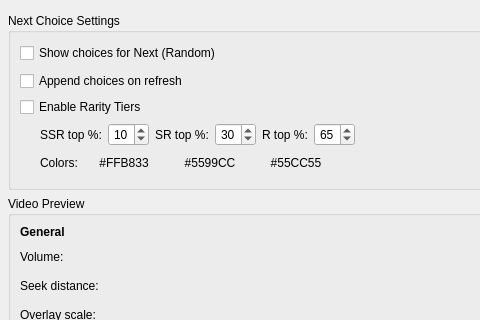
This is MediaManager/src/QtClasses/UI/Form Files/SettingsDialog.ui in PaunescuAndrei/MediaManager as Qt 5 draws it before an edit; both pictures show x 151 to 631 and y 0 to 320 of the 900 by 700 pixel window. The edited form follows.
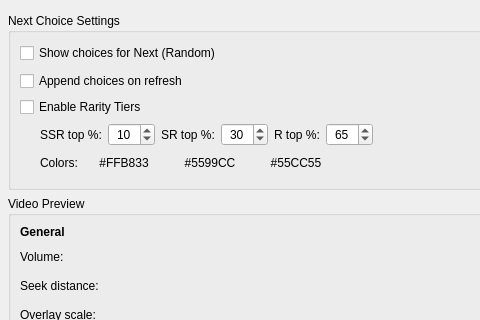
This is the edited form. The open tabs and pages were chosen to show the change. Custom widgets are drawn as their Qt base class.

Commit message: feat: stable rarity tiers with full-category pool, UI guardrails, and deduplicated pipeline

```diff
--- a/MediaManager/src/QtClasses/UI/Form Files/SettingsDialog.ui
+++ b/MediaManager/src/QtClasses/UI/Form Files/SettingsDialog.ui
@@ -623,8 +623,8 @@
                    <property name="focusPolicy"><enum>Qt::FocusPolicy::StrongFocus</enum></property>
                    <property name="toolTip"><string>Top percentage of videos classified as SSR rarity</string></property>
                    <property name="alignment"><set>Qt::AlignmentFlag::AlignCenter</set></property>
-                   <property name="minimum"><number>1</number></property>
-                   <property name="maximum"><number>30</number></property>
+                   <property name="minimum"><number>0</number></property>
+                   <property name="maximum"><number>100</number></property>
                    <property name="value"><number>10</number></property>
                   </widget>
                  </item>
@@ -636,8 +636,8 @@
                    <property name="focusPolicy"><enum>Qt::FocusPolicy::StrongFocus</enum></property>
                    <property name="toolTip"><string>Top percentage of videos classified as SR rarity (must be greater than SSR %)</string></property>
                    <property name="alignment"><set>Qt::AlignmentFlag::AlignCenter</set></property>
-                   <property name="minimum"><number>2</number></property>
-                   <property name="maximum"><number>60</number></property>
+                   <property name="minimum"><number>0</number></property>
+                   <property name="maximum"><number>100</number></property>
                    <property name="value"><number>30</number></property>
                   </widget>
                  </item>
@@ -649,8 +649,8 @@
                    <property name="focusPolicy"><enum>Qt::FocusPolicy::StrongFocus</enum></property>
                    <property name="toolTip"><string>Top percentage of videos classified as R rarity (must be greater than SR %)</string></property>
                    <property name="alignment"><set>Qt::AlignmentFlag::AlignCenter</set></property>
-                   <property name="minimum"><number>3</number></property>
-                   <property name="maximum"><number>99</number></property>
+                   <property name="minimum"><number>0</number></property>
+                   <property name="maximum"><number>100</number></property>
                    <property name="value"><number>65</number></property>
                   </widget>
                  </item>
```
Left out of the diff: 4 changed lines with no effect on the pictures. The commit also changes 5 other files.
